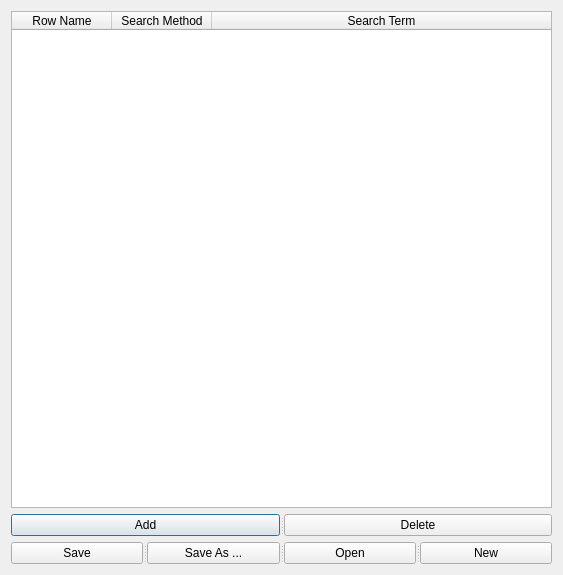
First picture: the form in ui/mapeditor.ui, repository miniCruzer/pnl-map, before the edit.
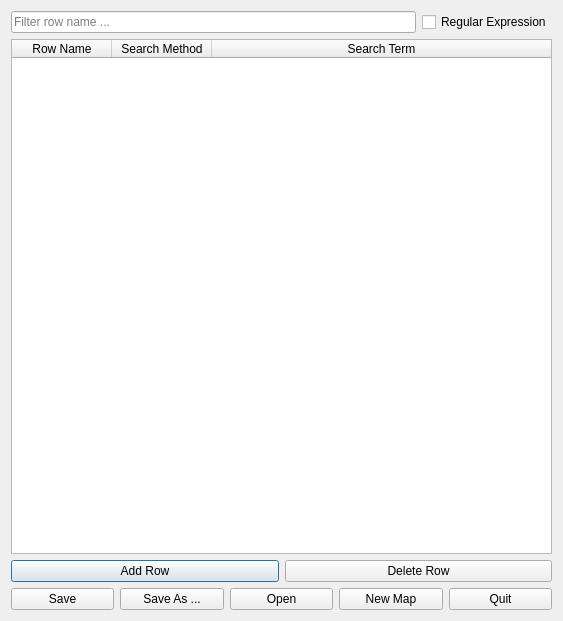
Second picture: the form after the edit.

Commit message: Map Editor work: - Help text and tool tips. - Filter row names . - Connect row deletion. - Improve unit tests. - Always load the Search Method column as a QComboBox.

The edit to the form file:
```diff
--- a/ui/mapeditor.ui
+++ b/ui/mapeditor.ui
@@ -7,13 +7,37 @@
     <x>0</x>
     <y>0</y>
     <width>563</width>
-    <height>575</height>
+    <height>621</height>
    </rect>
   </property>
   <property name="windowTitle">
    <string>Dialog</string>
   </property>
   <layout class="QVBoxLayout" name="verticalLayout">
+   <item>
+    <layout class="QHBoxLayout" name="horizontalLayout_3">
+     <item>
+      <widget class="QLineEdit" name="rowFilterLineEdit">
+       <property name="toolTip">
+        <string>&lt;html&gt;&lt;head/&gt;&lt;body&gt;&lt;p&gt;Filter row names.&lt;/p&gt;&lt;p&gt;&lt;br/&gt;&lt;/p&gt;&lt;/body&gt;&lt;/html&gt;</string>
+       </property>
+       <property name="placeholderText">
+        <string>Filter row name ...</string>
+       </property>
+       <property name="clearButtonEnabled">
+        <bool>true</bool>
+       </property>
+      </widget>
+     </item>
+     <item>
+      <widget class="QCheckBox" name="filterRegex">
+       <property name="text">
+        <string>Regular Expression</string>
+       </property>
+      </widget>
+     </item>
+    </layout>
+   </item>
    <item>
     <widget class="QTableWidget" name="mapTable">
      <attribute name="horizontalHeaderStretchLastSection">
@@ -37,48 +61,61 @@
     </widget>
    </item>
    <item>
-    <widget class="QSplitter" name="splitter_2">
-     <property name="orientation">
-      <enum>Qt::Horizontal</enum>
-     </property>
+    <layout class="QHBoxLayout" name="horizontalLayout">
+     <item>
      <widget class="QPushButton" name="addRowButton">
       <property name="text">
-       <string>Add</string>
-      </property>
-     </widget>
+        <string>Add Row</string>
+       </property>
+      </widget>
+     </item>
+     <item>
      <widget class="QPushButton" name="delRowButton">
       <property name="text">
-       <string>Delete</string>
-      </property>
-     </widget>
-    </widget>
-   </item>
+        <string>Delete Row</string>
+       </property>
+      </widget>
+     </item>
+    </layout>
+   </item>
    <item>
-    <widget class="QSplitter" name="splitter">
-     <property name="orientation">
-      <enum>Qt::Horizontal</enum>
-     </property>
+    <layout class="QHBoxLayout" name="horizontalLayout_2">
+     <item>
      <widget class="QPushButton" name="saveMapButton">
       <property name="text">
        <string>Save</string>
       </property>
      </widget>
+     </item>
+     <item>
      <widget class="QPushButton" name="saveAsButton">
       <property name="text">
        <string>Save As ...</string>
       </property>
      </widget>
+     </item>
+     <item>
      <widget class="QPushButton" name="openMapButton">
       <property name="text">
        <string>Open</string>
       </property>
      </widget>
+     </item>
+     <item>
      <widget class="QPushButton" name="newMapButton">
       <property name="text">
-       <string>New</string>
-      </property>
-     </widget>
-    </widget>
+        <string>New Map</string>
+       </property>
+      </widget>
+     </item>
+     <item>
+      <widget class="QPushButton" name="pushButton">
+       <property name="text">
+        <string>Quit</string>
+       </property>
+      </widget>
+     </item>
+    </layout>
    </item>
   </layout>
  </widget>
```
Left out of the diff: 101 changed lines with no effect on the pictures. Lines whose indentation alone changed are shown as unchanged. The commit also changes 3 other files.
